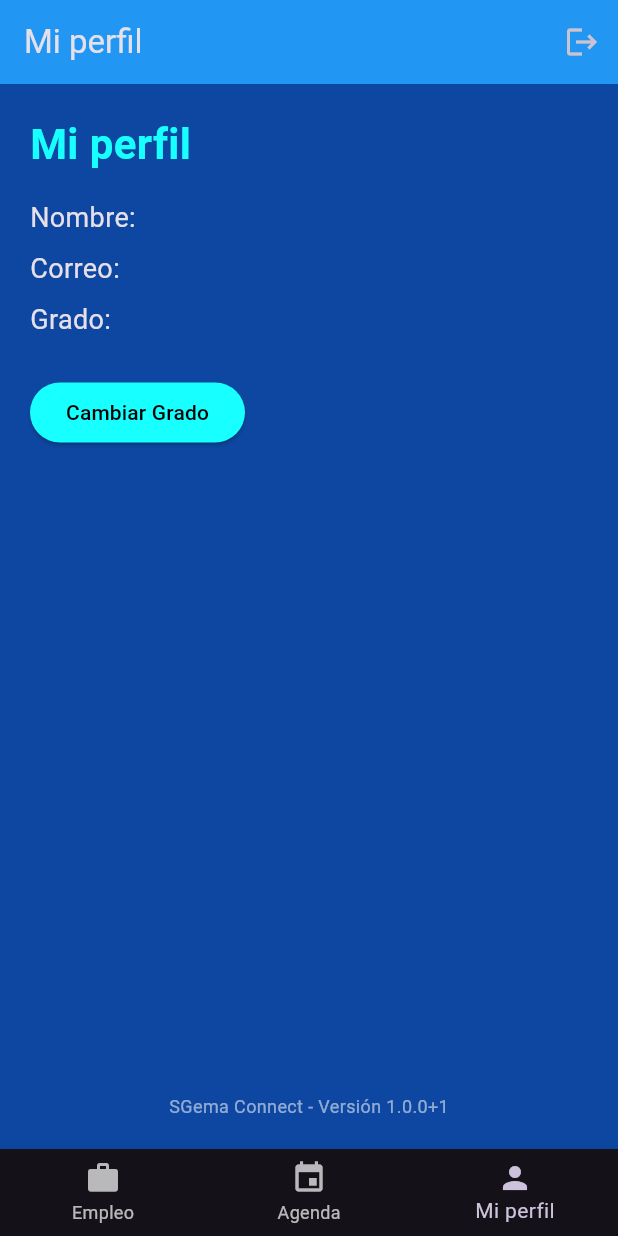
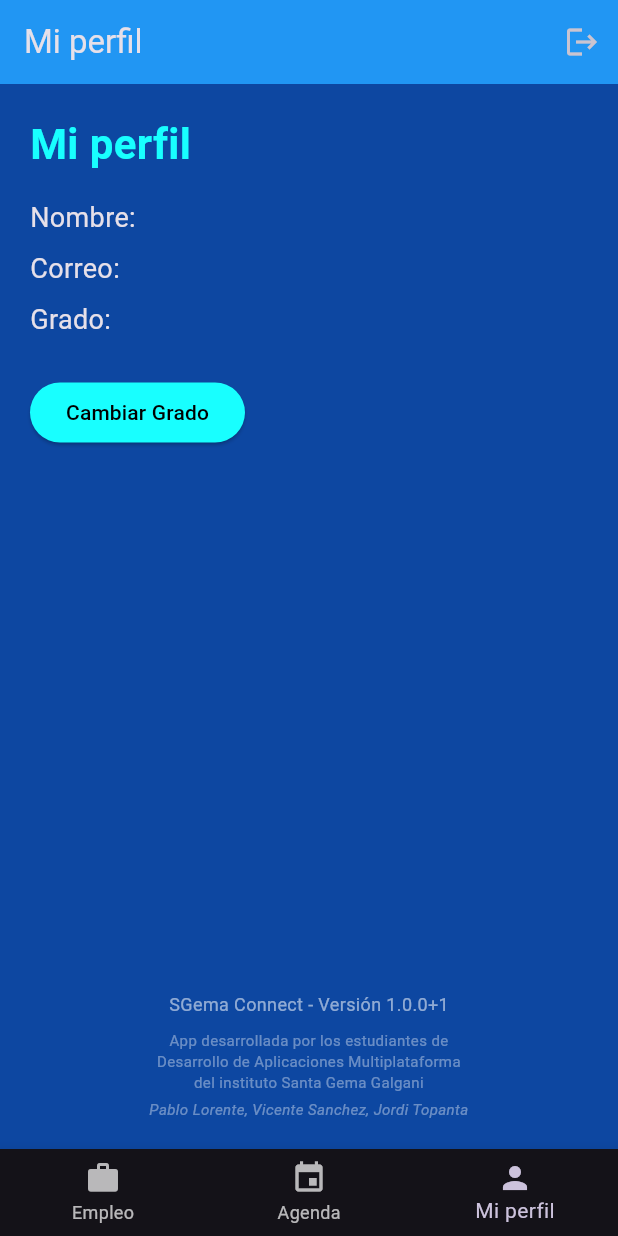
Before and after one commit to jordi-user/appbolsaempleo, a Flutter app: the PantallaPrincipal screen opened directly with empty values, item 3 of the bottom bar chosen, on a phone screen of 412 x 824 dp. Run offline on Flutter 3.47's test engine with Material 3 defaults, Android fonts, the phone set to English and light mode, and no system bars; our stand-ins replace cloud_firestore, firebase_auth, firebase_core, firebase_messaging; accounts and stored records are empty.

Commit message:
Descripción del cambio

```diff
--- a/lib/main.dart
+++ b/lib/main.dart
@@ -496,9 +496,26 @@ class _PerfilTabState extends State<PerfilTab> {
               ),
               const Spacer(),
               const Center(
-                child: Text(
-                  'SGema Connect - Versión $versionApp',
-                  style: TextStyle(color: Colors.white54, fontSize: 12),
+                child: Column(
+                  mainAxisSize: MainAxisSize.min,
+                  children: [
+                    Text(
+                      'SGema Connect - Versión $versionApp',
+                      style: TextStyle(color: Colors.white54, fontSize: 12),
+                    ),
+                    const SizedBox(height: 8),
+                    const Text(
+                      'App desarrollada por los estudiantes de\nDesarrollo de Aplicaciones Multiplataforma\ndel instituto Santa Gema Galgani',
+                      textAlign: TextAlign.center,
+                      style: TextStyle(color: Colors.white38, fontSize: 10),
+                    ),
+                    const SizedBox(height: 4),
+                    const Text(
+                      'Pablo Lorente, Vicente Sanchez, Jordi Topanta',
+                      textAlign: TextAlign.center,
+                      style: TextStyle(color: Colors.white38, fontSize: 10, fontStyle: FontStyle.italic),
+                    ),
+                  ],
                 ),
               ),
             ],
```
